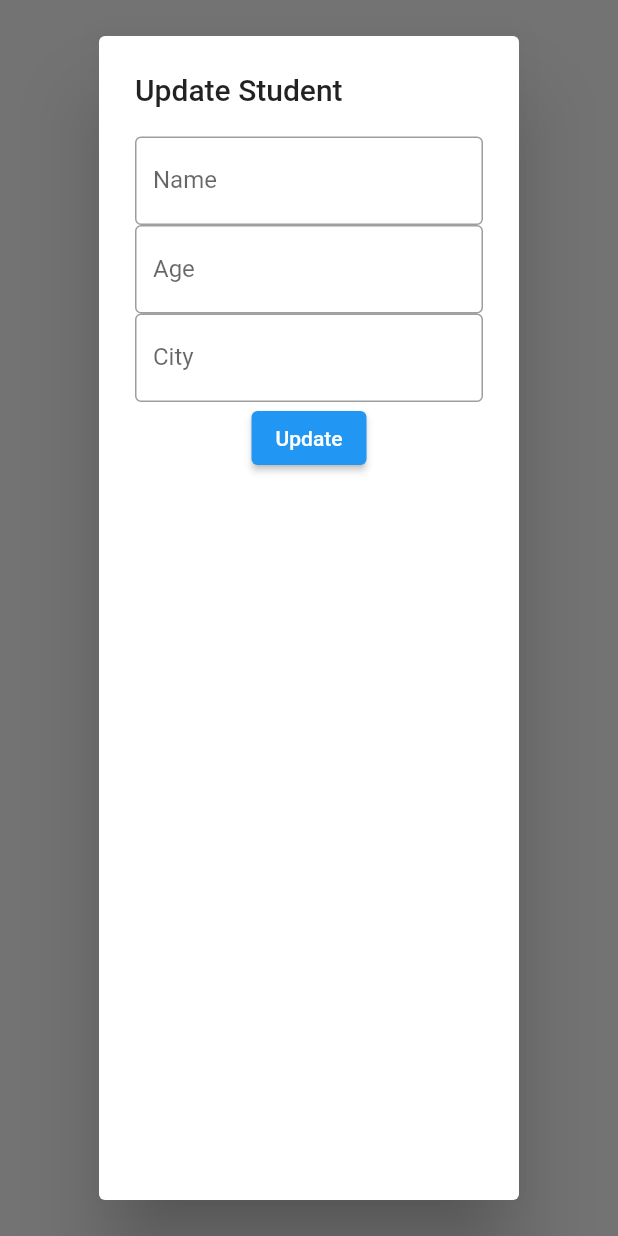
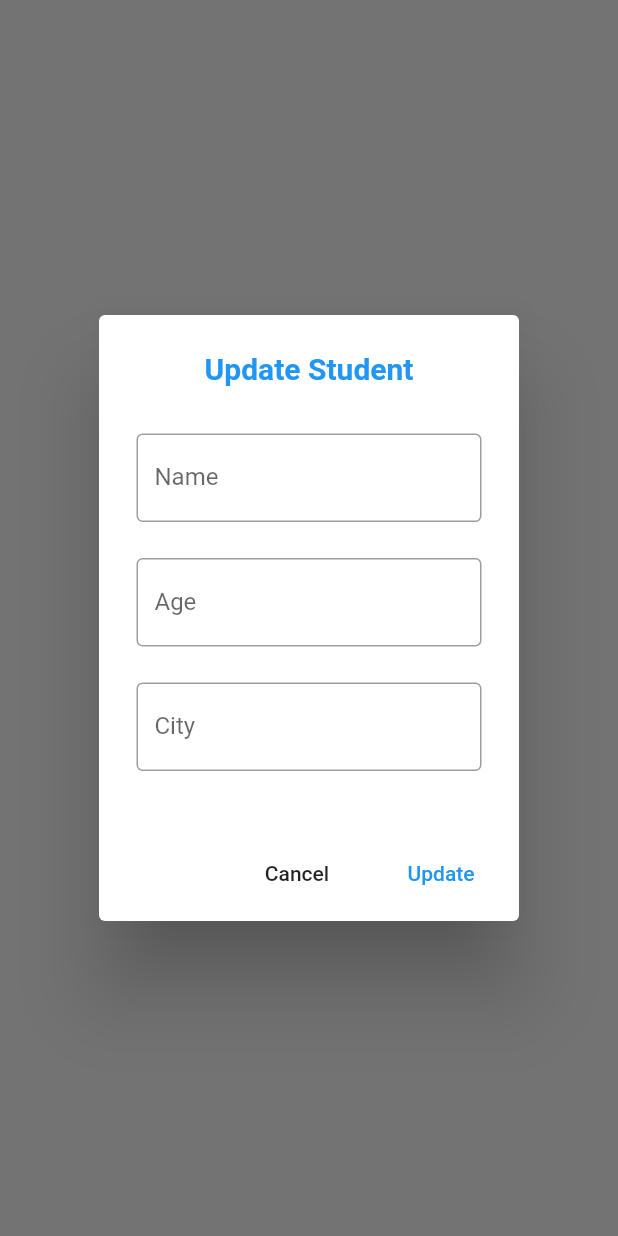
Before and after one commit to danishraza12/flutter-crud, a Flutter app: what updateStudentDialog() shows on an empty page, opened directly with empty values, on a phone screen of 412 x 824 dp. Run offline on Flutter 3.47's test engine with Material 2 defaults, Android fonts, the light colour scheme and no system bars; missing offline and left inert: dart:html; network calls fail.

Commit message:
Update Dialog Styling

```diff
--- a/lib/widgets/update_dialog.dart
+++ b/lib/widgets/update_dialog.dart
@@ -1,3 +1,5 @@
+// ignore_for_file: prefer_const_constructors, unnecessary_new, deprecated_member_use, non_constant_identifier_names, unused_local_variable
+
 import 'package:flutter/material.dart';
 import '../models/student.dart' as student;
 import 'dart:convert';
@@ -15,33 +17,60 @@ void updateStudentDialog(
   UpdateCityController.text = studentToUpdate.city.toString();
   return showDialog(
       context: context,
+      barrierDismissible: false,
       builder: (context) {
         return AlertDialog(
-          title: Text('Update Student'),
+          title: Center(
+              child: Text(
+            'Update Student',
+            style: TextStyle(
+                fontWeight: FontWeight.bold, fontSize: 20, color: Colors.blue),
+          )),
+          insetPadding: EdgeInsets.symmetric(horizontal: 50, vertical: 50),
           content: Column(
+            mainAxisSize: MainAxisSize.min,
             children: <Widget>[
-              TextField(
+              Padding(
+                padding: EdgeInsets.symmetric(horizontal: 1, vertical: 12),
+                child: TextField(
                   controller: UpdateNameController,
                   decoration: InputDecoration(
                     border: OutlineInputBorder(),
                     labelText: 'Name',
                   ),
                 ),
-              TextField(
+              ),
+              Padding(
+                padding: EdgeInsets.symmetric(horizontal: 1, vertical: 12),
+                child: TextField(
                   controller: UpdateAgeController,
                   decoration: InputDecoration(
                     border: OutlineInputBorder(),
                     labelText: 'Age',
                   ),
                 ),
-              TextField(
+              ),
+              Padding(
+                padding: EdgeInsets.symmetric(horizontal: 1, vertical: 12),
+                child: TextField(
                   controller: UpdateCityController,
                   decoration: InputDecoration(
                     border: OutlineInputBorder(),
                     labelText: 'City',
                   ),
                 ),
-              ElevatedButton(
+              ),
+            ],
+          ),
+          actions: <Widget>[
+            FlatButton(
+                child: Text('Cancel'),
+                onPressed: () {
+                  Navigator.of(context).pop();
+                }),
+            FlatButton(
+                child: Text('Update'),
+                textColor: Colors.blue,
                 onPressed: () {
                   student.Student updatedStudent = new student.Student(
                       id: studentToUpdate.id,
@@ -50,10 +79,9 @@ void updateStudentDialog(
                       city: UpdateCityController.text);
                   // String body = json.encode(updatedStudent);
                   _updateStudent = updateStudent(updatedStudent);
-                  },
-                  child: Text("Update"))
+                  Navigator.pop(context, false);
+                })
           ],
-          ),
         );
       });
 }
```
Lines whose indentation alone changed are shown as unchanged.
